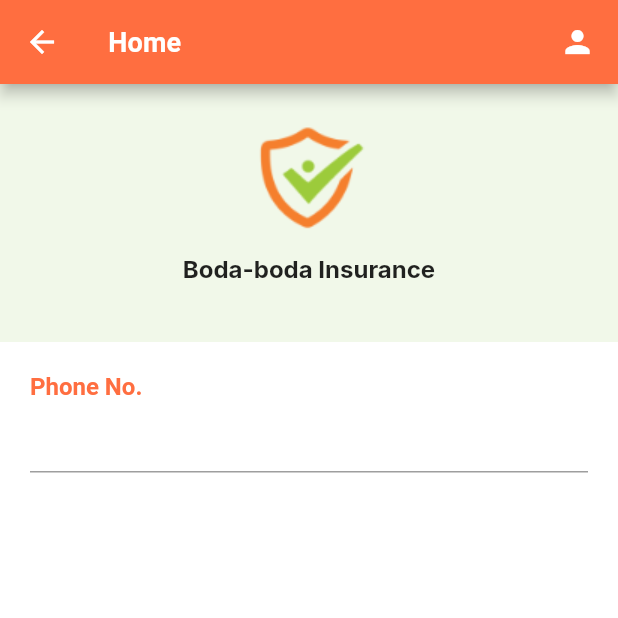
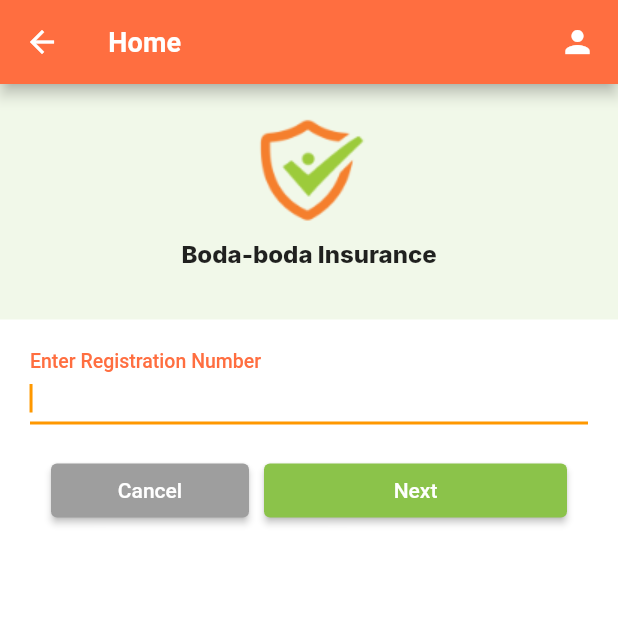
Before and after one commit to timi-petre/bike_app, a Flutter app: the VehicleRegister screen opened directly, on a phone screen of 412 x 824 dp, the top half of it. Run offline on Flutter 3.47's test engine with Material 2 defaults, Android fonts, the phone set to English and light mode, and no system bars; our stand-ins replace google_fonts.

Commit message:
vehicle_regist

```diff
--- /dev/null
+++ b/lib/cover_type.dart
@@ -0,0 +1,10 @@
+import 'package:flutter/material.dart';
+
+class CoverType extends StatelessWidget {
+  const CoverType({Key? key}) : super(key: key);
+
+  @override
+  Widget build(BuildContext context) {
+    return Container();
+  }
+}
--- a/lib/main.dart
+++ b/lib/main.dart
@@ -58,7 +58,7 @@ class PersistentLogo extends StatelessWidget {
   Widget build(BuildContext context) {
     return Container(
       padding: EdgeInsets.only(
-        top: 20,
+        top: 15,
       ),
       child: Row(
         mainAxisAlignment: MainAxisAlignment.center,
@@ -69,13 +69,13 @@ class PersistentLogo extends StatelessWidget {
                 image: AssetImage('assets/images/test1.png'),
               ),
               SizedBox(
-                height: 10,
+                height: 5,
               ),
               Text(
                 'Boda-boda Insurance',
                 style: GoogleFonts.inter(
                   fontSize: 16,
-                  fontWeight: FontWeight.bold,
+                  fontWeight: FontWeight.w800,
                 ),
               ),
             ],
--- a/lib/vehicle_regist.dart
+++ b/lib/vehicle_regist.dart
@@ -1,5 +1,7 @@
 import 'package:bike_app/main.dart';
 import 'package:flutter/material.dart';
+
+import 'cover_type.dart';
 
 class VehicleRegister extends StatelessWidget {
   const VehicleRegister({Key? key}) : super(key: key);
@@ -55,7 +57,7 @@ class _RegisterVehState extends State<RegisterVeh> {
         children: [
           logo,
           SizedBox(
-            height: 40,
+            height: 35,
           ),
           Container(
             width: MediaQuery.of(context).size.width,
@@ -68,20 +70,95 @@ class _RegisterVehState extends State<RegisterVeh> {
                 Padding(
                   padding: const EdgeInsets.only(left: 20, top: 20),
                   child: Text(
-                    'Phone No.',
+                    'Enter Registration Number',
                     style: TextStyle(
                       fontFamily: 'Roboto',
-                      fontSize: 16,
-                      fontWeight: FontWeight.bold,
+                      fontSize: 13,
+                      fontWeight: FontWeight.w500,
                       color: Colors.deepOrangeAccent,
                     ),
                   ),
                 ),
                 registNum,
+                SizedBox(
+                  height: 20,
+                ),
+                Container(
+                  child: Center(
+                    child: Row(
+                      mainAxisAlignment: MainAxisAlignment.spaceEvenly,
+                      mainAxisSize: MainAxisSize.min,
+                      children: [
+                        _cancelButton(),
+                        SizedBox(
+                          width: 10,
+                        ),
+                        _nextButton(),
+                      ],
+                    ),
+                  ),
+                ),
               ],
             ),
           ),
         ],
+      ),
+    );
+  }
+
+  Widget _cancelButton() {
+    return Container(
+      child: ElevatedButton(
+        onPressed: () {
+          setState(() {
+            Navigator.pop(context);
+          });
+        },
+        child: IntrinsicWidth(
+          stepWidth: 100,
+          child: Center(
+            child: Text(
+              'Cancel',
+              style: TextStyle(
+                color: Colors.white,
+              ),
+            ),
+          ),
+        ),
+        style: ElevatedButton.styleFrom(
+          primary: Colors.grey,
+        ),
+      ),
+    );
+  }
+
+  Widget _nextButton() {
+    return Container(
+      child: ElevatedButton(
+        onPressed: () {
+          setState(() {
+            Navigator.push(
+              context,
+              MaterialPageRoute(
+                builder: (context) => CoverType(),
+              ),
+            );
+          });
+        },
+        child: IntrinsicWidth(
+          stepWidth: 170,
+          child: Center(
+            child: Text(
+              'Next',
+              style: TextStyle(
+                color: Colors.white,
+              ),
+            ),
+          ),
+        ),
+        style: ElevatedButton.styleFrom(
+          primary: Colors.lightGreen,
+        ),
       ),
     );
   }
@@ -97,9 +174,14 @@ Column logo = Column(
 Padding registNum = Padding(
   padding: const EdgeInsets.only(left: 20, right: 20),
   child: TextField(
+    autofocus: true,
     keyboardType: TextInputType.phone,
     decoration: InputDecoration(
+      counterText: '',
+      isDense: true,
       enabled: true,
     ),
+    maxLength: 15,
+    maxLines: 1,
   ),
 );
```
Also changed, not shown: 1 other file.
